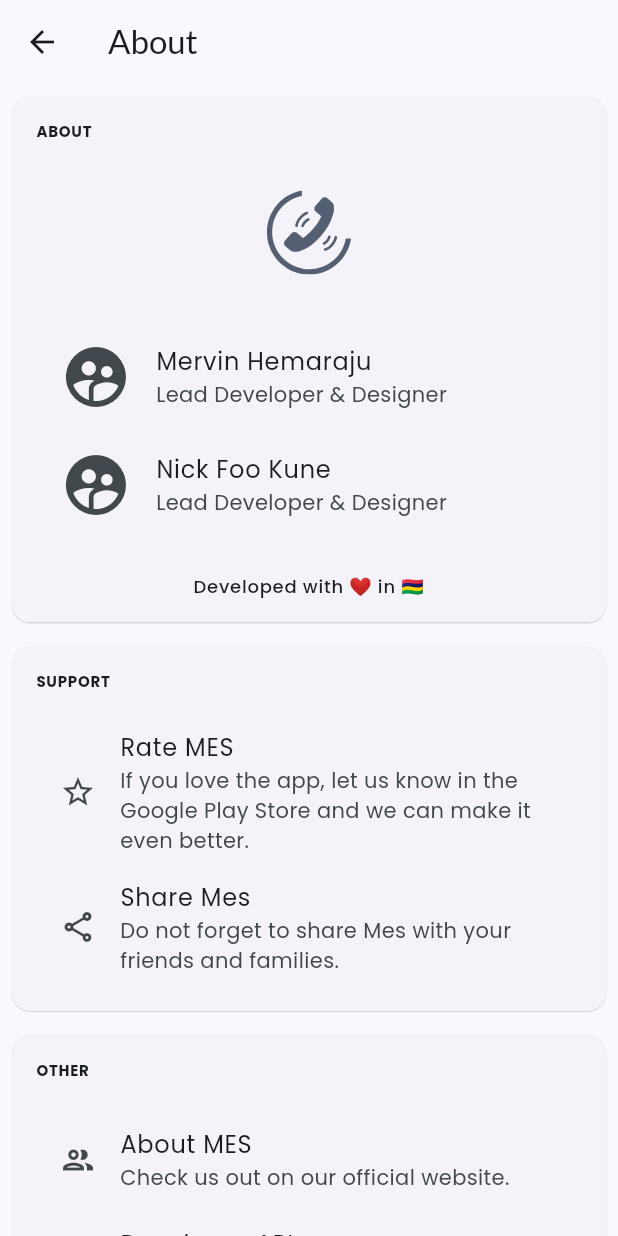
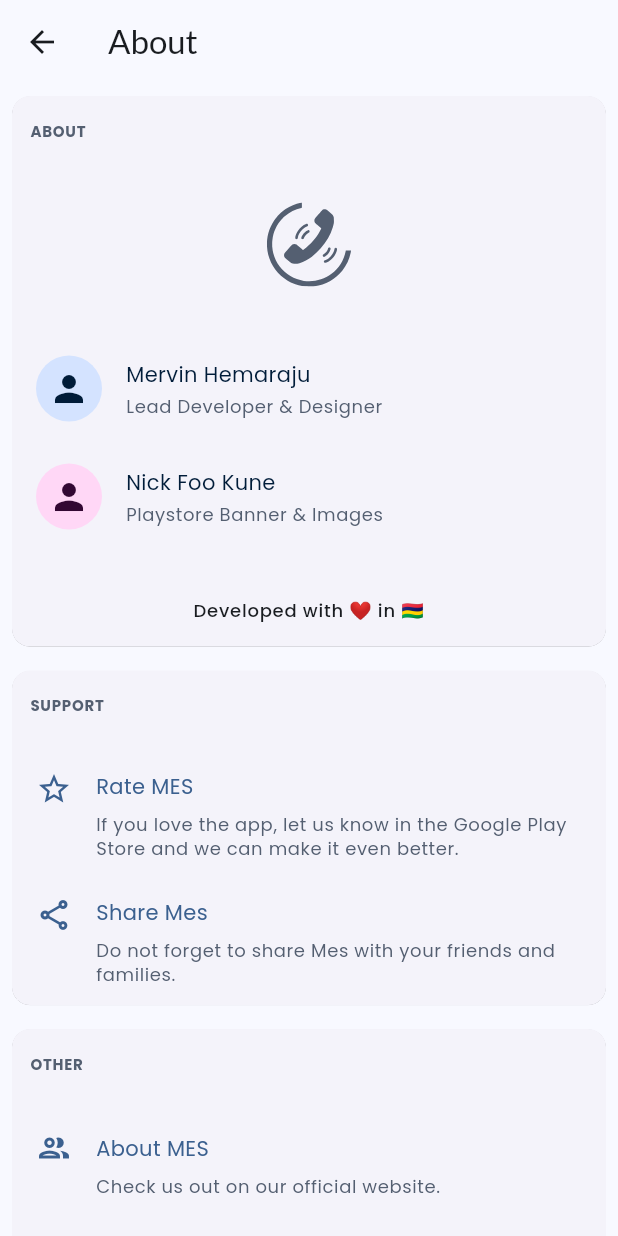
Before and after one commit to mervinhemaraju/mauritius-emergency-services, a Flutter app: the AboutScreen screen opened by its route, on a phone screen of 412 x 824 dp. Run offline on Flutter 3.47's test engine with Material 3 defaults, Android fonts, the phone set to English and light mode, and no system bars; our stand-ins replace dio, flutter_riverpod, flutter_svg, go_router, package_info_plus, shared_preferences; missing offline and left inert: pair; accounts and stored records are empty.

Commit message:
- Completed UI looks for the about page

```diff
--- a/lib/core/models/about.dart
+++ b/lib/core/models/about.dart
@@ -44,12 +44,6 @@ class About {
         title: "Privacy Policy",
         body: "View the privacy policy for Mes.",
       ),
-      About(
-        icon: Icons.info_outlined,
-        title: "Version",
-        // TODO(Add the version here)
-        body: "to_be_added",
-      )
     ];
   }
 }
--- /dev/null
+++ b/lib/core/providers/package_version.dart
@@ -0,0 +1,14 @@
+import 'package:flutter_riverpod/flutter_riverpod.dart';
+import 'package:package_info_plus/package_info_plus.dart';
+
+// Provider for PackageInfo
+final packageInfoProvider = FutureProvider<PackageInfo>((ref) {
+  return PackageInfo.fromPlatform();
+});
+
+// Optional: Provider for just the version without build number
+final appVersion = Provider<AsyncValue<String>>((ref) {
+  return ref.watch(packageInfoProvider).whenData((packageInfo) {
+    return packageInfo.version;
+  });
+});
--- a/lib/core/routes/router.dart
+++ b/lib/core/routes/router.dart
@@ -1,7 +1,7 @@
 import 'package:flutter/material.dart';
 import 'package:go_router/go_router.dart';
 import 'package:mauritius_emergency_services/core/routes/routes.dart';
-import 'package:mauritius_emergency_services/ui/pages/about.dart';
+import 'package:mauritius_emergency_services/ui/pages/about/about.dart';
 import 'package:mauritius_emergency_services/ui/pages/cyclone.dart';
 import 'package:mauritius_emergency_services/ui/pages/home/home.dart';
 import 'package:mauritius_emergency_services/ui/pages/precall.dart';
--- a/lib/main.dart
+++ b/lib/main.dart
@@ -71,7 +71,9 @@ class MesMaterialApp extends ConsumerWidget {
     TextTheme textTheme = createTextTheme(context, "Poppins", "Lato");
 
     // Create the app bar theme
-    AppBarTheme appBarTheme = createAppBarTheme(brightness == Brightness.light);
+    AppBarTheme appBarTheme = createAppBarTheme(
+      brightness == Brightness.light,
+    );
 
     // Create the material theme
     MaterialTheme theme = MaterialTheme(
@@ -89,6 +91,8 @@ class MesMaterialApp extends ConsumerWidget {
 
     // Return the Material App
     return MaterialApp.router(
+      debugShowCheckedModeBanner: false,
+      // debugShowMaterialGrid: true,
       title: 'Flutter Demo',
       theme: brightnessUsed,
       routerConfig: MesAppRouter.router,
--- /dev/null
+++ b/lib/ui/components/list_items.dart
@@ -0,0 +1,101 @@
+import 'package:flutter/material.dart';
+
+// The about header list item
+class AboutHeaderListItem extends StatelessWidget {
+  final String title;
+  final String subtitle;
+  final Color background;
+  final Color foreground;
+  final Function() onTap;
+
+  const AboutHeaderListItem({
+    super.key,
+    required this.title,
+    required this.subtitle,
+    required this.background,
+    required this.foreground,
+    required this.onTap,
+  });
+
+  @override
+  Widget build(BuildContext context) {
+    return ListTile(
+      leading: Container(
+        padding: const EdgeInsets.all(8.0),
+        decoration: BoxDecoration(
+          color: background,
+          shape: BoxShape.circle,
+        ),
+        child: Icon(
+          Icons.person,
+          size: 28,
+          color: foreground,
+        ),
+      ),
+      title: Padding(
+        padding: const EdgeInsets.only(bottom: 4.0),
+        child: Text(
+          title,
+          style: Theme.of(context).textTheme.bodyMedium?.copyWith(
+                color: Theme.of(context).colorScheme.onPrimaryContainer,
+              ),
+        ),
+      ),
+      subtitle: Text(
+        subtitle,
+        style: Theme.of(context).textTheme.bodySmall?.copyWith(
+              color: Theme.of(context).colorScheme.secondary,
+            ),
+      ),
+      onTap: onTap,
+    );
+  }
+}
+
+// The about section list item
+class AboutSectionListItem extends StatelessWidget {
+  final IconData icon;
+  final String title;
+  final String subtitle;
+  final Function() onTap;
+
+  const AboutSectionListItem({
+    super.key,
+    required this.icon,
+    required this.title,
+    required this.subtitle,
+    required this.onTap,
+  });
+
+  @override
+  Widget build(BuildContext context) {
+    // Define the theme
+    final theme = Theme.of(context);
+
+    // Return the view
+    return ListTile(
+      titleAlignment: ListTileTitleAlignment.top,
+      minVerticalPadding: 12.0,
+      leading: Icon(
+        icon,
+        color: theme.colorScheme.primary,
+      ),
+      title: Padding(
+        padding: const EdgeInsets.only(bottom: 8.0),
+        child: Text(
+          title,
+          style: theme.textTheme.bodyMedium?.copyWith(
+            color: theme.colorScheme.primary,
+          ),
+        ),
+      ),
+      subtitle: Text(
+        subtitle,
+        style: theme.textTheme.bodySmall?.copyWith(
+          color: theme.colorScheme.secondary,
+        ),
+      ),
+      onTap: onTap,
+    );
+  }
+}
--- a/lib/ui/pages/about.dart
+++ /dev/null
@@ -1,139 +0,0 @@
-import 'package:flutter/material.dart';
-import 'package:flutter_riverpod/flutter_riverpod.dart';
-import 'package:flutter_svg/flutter_svg.dart';
-import 'package:mauritius_emergency_services/core/models/about.dart';
-import 'package:mauritius_emergency_services/data/assets_manager.dart';
-import 'package:mauritius_emergency_services/ui/components/appbar.dart';
-import 'package:mauritius_emergency_services/ui/settings/extensions.dart';
-import 'package:mauritius_emergency_services/ui/theme/elevation.dart';
-
-class AboutScreen extends ConsumerWidget {
-  const AboutScreen({super.key});
-
-  @override
-  Widget build(BuildContext context, WidgetRef ref) {
-    final scaffoldKey = GlobalKey<ScaffoldState>();
-
-    return Scaffold(
-      key: scaffoldKey,
-      appBar: MesAppBar(
-        title: "About",
-        goBack: () => context.goBack(),
-      ),
-      body: SingleChildScrollView(
-        scrollDirection: Axis.vertical,
-        child: Column(
-          crossAxisAlignment: CrossAxisAlignment.stretch,
-          children: [
-            _AboutHeader(),
-            _AboutSection(
-              title: "SUPPORT",
-              section: About.getSupportSection(),
-            ),
-            _AboutSection(
-              title: "OTHER",
-              section: About.getOtherSection(),
-            ),
-          ],
-        ),
-      ),
-    );
-  }
-}
-
-class _AboutSection extends StatelessWidget {
-  final List<About> section;
-  final String title;
-
-  const _AboutSection({required this.section, required this.title});
-
-  @override
-  Widget build(BuildContext context) {
-    return Card(
-      elevation: MesElevation.card,
-      margin: EdgeInsets.all(8.0),
-      surfaceTintColor: Theme.of(context).colorScheme.surface,
-      child: Padding(
-        padding: const EdgeInsets.all(16.0),
-        child: Column(
-          crossAxisAlignment: CrossAxisAlignment.stretch,
-          children: [
-            Text(
-              title,
-              style: Theme.of(context).textTheme.labelSmall,
-            ),
-            SizedBox(height: 16.0),
-            ...section.map(
-              (about) => ListTile(
-                leading: Icon(
-                  about.icon,
-                  // size: 48,
-                ),
-                title: Text(about.title),
-                subtitle: Text(about.body),
-              ),
-            )
-          ],
-        ),
-      ),
-    );
-  }
-}
-
-class _AboutHeader extends StatelessWidget {
-  const _AboutHeader();
-  @override
-  Widget build(BuildContext context) {
-    return Card(
-      elevation: MesElevation.card,
-      margin: EdgeInsets.all(8.0),
-      surfaceTintColor: Theme.of(context).colorScheme.surface,
-      child: Padding(
-        padding: const EdgeInsets.all(16.0),
-        child: Column(
-          crossAxisAlignment: CrossAxisAlignment.stretch,
-          children: [
-            Text(
-              "ABOUT",
-              style: Theme.of(context).textTheme.labelSmall,
-            ),
-            Padding(
-              padding: const EdgeInsets.symmetric(vertical: 32.0),
-              child: SvgPicture.asset(
-                width: 56,
-                height: 56,
-                AssetsManager.STATIC_MES,
-                colorFilter: ColorFilter.mode(
-                    Theme.of(context).colorScheme.secondary, BlendMode.srcIn),
-              ),
-            ),
-            ListTile(
-              leading: Icon(
-                Icons.supervised_user_circle,
-                size: 48,
-              ),
-              title: Text("Mervin Hemaraju"),
-              subtitle: Text("Lead Developer & Designer"),
-            ),
-            ListTile(
-              leading: Icon(
-                Icons.supervised_user_circle,
-                size: 48,
-              ),
-              title: Text("Nick Foo Kune"),
-              subtitle: Text("Lead Developer & Designer"),
-            ),
-            SizedBox(
-              height: 24.0,
-            ),
-            Text(
-              "Developed with ❤ in 🇲🇺",
-              style: Theme.of(context).textTheme.labelMedium,
-              textAlign: TextAlign.center,
-            )
-          ],
-        ),
-      ),
-    );
-  }
-}
--- /dev/null
+++ b/lib/ui/pages/about/about.dart
@@ -0,0 +1,191 @@
+import 'package:flutter/material.dart';
+import 'package:flutter_riverpod/flutter_riverpod.dart';
+import 'package:flutter_svg/flutter_svg.dart';
+import 'package:mauritius_emergency_services/core/models/about.dart';
+import 'package:mauritius_emergency_services/core/providers/package_version.dart';
+import 'package:mauritius_emergency_services/data/assets_manager.dart';
+import 'package:mauritius_emergency_services/ui/components/appbar.dart';
+import 'package:mauritius_emergency_services/ui/components/list_items.dart';
+import 'package:mauritius_emergency_services/ui/settings/extensions.dart';
+import 'package:mauritius_emergency_services/ui/theme/elevation.dart';
+
+class AboutScreen extends ConsumerWidget {
+  const AboutScreen({super.key});
+
+  @override
+  Widget build(BuildContext context, WidgetRef ref) {
+    // Watch the package version provider
+    final version = ref.watch(appVersion);
+
+    // Load the version data
+    final versionState = version.when(
+      data: (version) => version,
+      loading: () => "Loading...",
+      error: (error, stackTrace) => "Unknown",
+    );
+
+    // Define the scaffold key
+    final scaffoldKey = GlobalKey<ScaffoldState>();
+
+    // Get the 'other' section items
+    final otherSection = About.getOtherSection();
+
+    // Push a version item
+    otherSection.add(About(
+      icon: Icons.info_outlined,
+      title: "Version",
+      body: versionState,
+    ));
+
+    // Return the view
+    return Scaffold(
+      extendBody: true,
+      // extendBodyBehindAppBar: true,
+      key: scaffoldKey,
+      appBar: MesAppBar(
+        title: "About",
+        goBack: () => context.goBack(),
+      ),
+      body: SingleChildScrollView(
+        scrollDirection: Axis.vertical,
+        child: Padding(
+          padding: const EdgeInsets.only(bottom: 21.0),
+          child: Column(
+            crossAxisAlignment: CrossAxisAlignment.stretch,
+            children: [
+              const _AboutHeader(),
+              _AboutSection(
+                title: "SUPPORT",
+                section: About.getSupportSection(),
+              ),
+              _AboutSection(
+                title: "OTHER",
+                section: otherSection,
+              ),
+            ],
+          ),
+        ),
+      ),
+    );
+  }
+}
+
+class _AboutSection extends StatelessWidget {
+  final List<About> section;
+  final String title;
+
+  const _AboutSection({required this.section, required this.title});
+
+  @override
+  Widget build(BuildContext context) {
+    // Define the theme
+    final theme = Theme.of(context);
+
+    // Return the view
+    return Card(
+      elevation: MesElevation.card,
+      margin: EdgeInsets.all(8.0),
+      surfaceTintColor: theme.colorScheme.surface,
+      child: Column(
+        crossAxisAlignment: CrossAxisAlignment.stretch,
+        children: [
+          Padding(
+            padding: const EdgeInsets.only(
+              left: 12.0,
+              right: 12.0,
+              bottom: 8.0,
+              top: 16.0,
+            ),
+            child: Text(
+              title,
+              style: theme.textTheme.labelSmall?.copyWith(
+                color: theme.colorScheme.secondary,
+              ),
+            ),
+          ),
+          SizedBox(height: 16.0),
+          ...section.map(
+            (about) => AboutSectionListItem(
+              icon: about.icon,
+              title: about.title,
+              subtitle: about.body,
+              onTap: () {},
+            ),
+          )
+        ],
+      ),
+    );
+  }
+}
+
+class _AboutHeader extends StatelessWidget {
+  const _AboutHeader();
+  @override
+  Widget build(BuildContext context) {
+    // Define the theme
+    final theme = Theme.of(context);
+
+    // Return the view
+    return Card(
+      elevation: MesElevation.card,
+      margin: EdgeInsets.all(8.0),
+      surfaceTintColor: theme.colorScheme.surface,
+      child: Column(
+        crossAxisAlignment: CrossAxisAlignment.stretch,
+        children: [
+          Padding(
+            padding: const EdgeInsets.only(
+              left: 12.0,
+              right: 12.0,
+              bottom: 8.0,
+              top: 16.0,
+            ),
+            child: Text(
+              "ABOUT",
+              style: theme.textTheme.labelSmall?.copyWith(
+                color: theme.colorScheme.secondary,
+              ),
+            ),
+          ),
+          Padding(
+            padding: const EdgeInsets.symmetric(vertical: 32.0),
+            child: SvgPicture.asset(
+              width: 56,
+              height: 56,
+              AssetsManager.STATIC_MES,
+              colorFilter: ColorFilter.mode(
+                theme.colorScheme.secondary,
+                BlendMode.srcIn,
+              ),
+            ),
+          ),
+          AboutHeaderListItem(
+            title: "Mervin Hemaraju",
+            subtitle: "Lead Developer & Designer",
+            background: theme.colorScheme.primaryContainer,
+            foreground: theme.colorScheme.onPrimaryContainer,
+            onTap: () {
+              // TODO(Implement browser redirection)
+            },
+          ),
+          AboutHeaderListItem(
+            title: "Nick Foo Kune",
+            subtitle: "Playstore Banner & Images",
+            background: theme.colorScheme.tertiaryContainer,
+            foreground: theme.colorScheme.onTertiaryContainer,
+            onTap: () {},
+          ),
+          Padding(
+            padding: const EdgeInsets.only(
+                top: 32.0, bottom: 16.0, left: 8.0, right: 8.0),
+            child: Text(
+              "Developed with ❤ in 🇲🇺",
+              style: theme.textTheme.labelMedium,
+              textAlign: TextAlign.center,
+            ),
+          )
+        ],
+      ),
+    );
+  }
+}
--- a/lib/ui/theme/elevation.dart
+++ b/lib/ui/theme/elevation.dart
@@ -1,5 +1,5 @@
 class MesElevation {
   static double get appBar => 0.0;
-  static double get card => 0.3;
+  static double get card => 0.1;
   static double get fab => 0.0;
 }
--- a/lib/ui/theme/ui.dart
+++ b/lib/ui/theme/ui.dart
@@ -6,6 +6,9 @@ AppBarTheme createAppBarTheme([bool isBrightnessLight = true]) {
     backgroundColor: Colors.transparent,
     systemOverlayStyle: SystemUiOverlayStyle(
       statusBarColor: Colors.transparent,
+      systemNavigationBarColor: Colors.transparent,
+      systemNavigationBarIconBrightness:
+          isBrightnessLight ? Brightness.dark : Brightness.light,
       statusBarIconBrightness:
           isBrightnessLight ? Brightness.dark : Brightness.light,
     ),
--- a/pubspec.yaml
+++ b/pubspec.yaml
@@ -17,6 +17,7 @@ dependencies:
   flutter_svg: ^2.0.16
   shared_preferences: ^2.3.5
   url_launcher: ^6.3.1
+  package_info_plus: ^8.1.2
 
 dev_dependencies:
   flutter_test:
```
